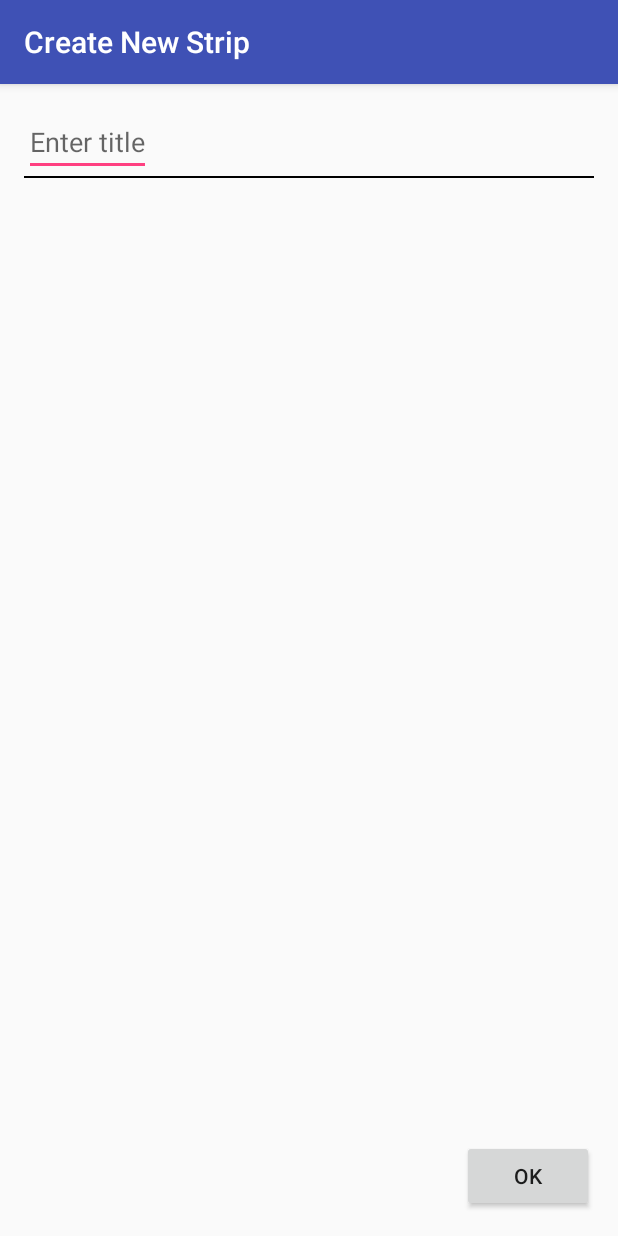
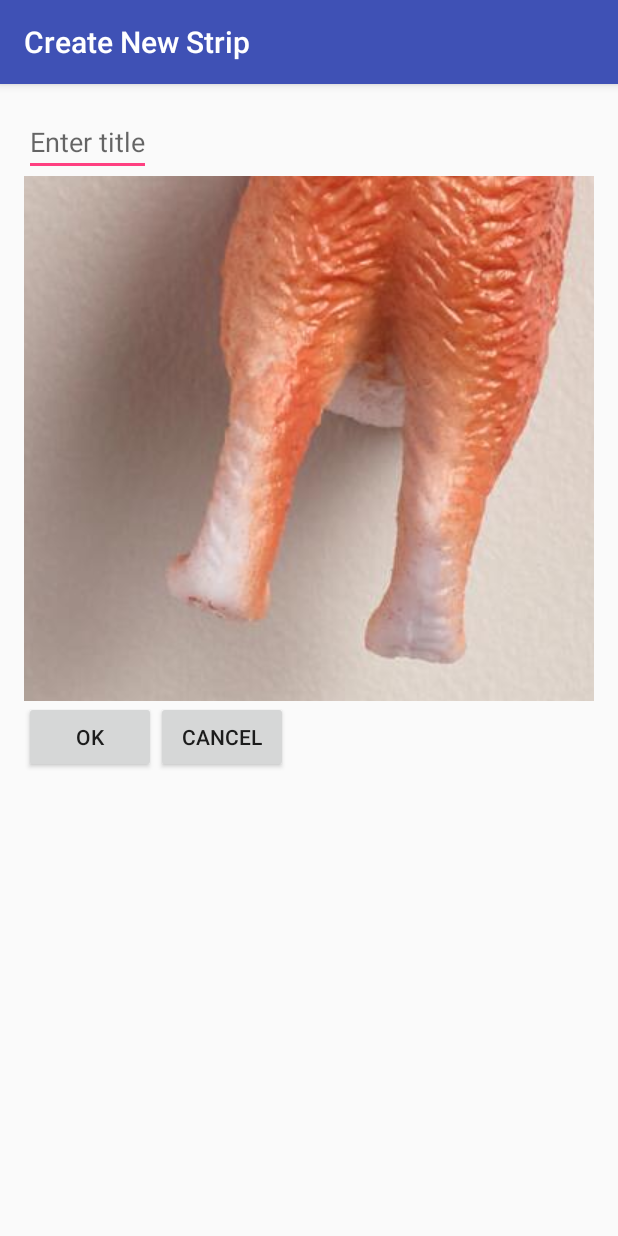
Before and after one commit to grace-young/muse-cs147, an Android app: the screen it shows after launch (NewStripActivity), after a tap on "CREATE NEW STRIP", on a phone screen of 412 x 824 dp. Run offline under Robolectric (Android 15) with nearby library versions, the phone set to English and light mode, and no system bars.

Commit message:
Added capability to select image from gallery and save the URI as a string

```diff
--- a/app/src/main/AndroidManifest.xml
+++ b/app/src/main/AndroidManifest.xml
@@ -1,7 +1,7 @@
 <?xml version="1.0" encoding="utf-8"?>
 <manifest xmlns:android="http://schemas.android.com/apk/res/android"
     package="example.com.gracie.muse">
-
+    <!--<uses-permission android:name="android.permission.READ_EXTERNAL_STORAGE" />-->
     <application
         android:allowBackup="true"
         android:icon="@mipmap/ic_launcher"
--- a/app/src/main/res/layout/activity_new_strip.xml
+++ b/app/src/main/res/layout/activity_new_strip.xml
@@ -1,5 +1,5 @@
 <?xml version="1.0" encoding="utf-8"?>
-<RelativeLayout xmlns:android="http://schemas.android.com/apk/res/android"
+<LinearLayout xmlns:android="http://schemas.android.com/apk/res/android"
     xmlns:tools="http://schemas.android.com/tools"
     android:id="@+id/activity_new_strip"
     android:layout_width="match_parent"
@@ -8,34 +8,49 @@
     android:paddingLeft="@dimen/activity_horizontal_margin"
     android:paddingRight="@dimen/activity_horizontal_margin"
     android:paddingTop="@dimen/activity_vertical_margin"
+    android:orientation="vertical"
     tools:context="example.com.gracie.muse.NewStripActivity">
 
     <EditText android:id="@+id/edit_title"
-        android:layout_weight="1"
         android:layout_width="wrap_content"
         android:layout_height="wrap_content"
-        android:hint="@string/edit_title"
-        />
-    <View
-        android:layout_width="fill_parent"
-        android:layout_below="@+id/edit_title"
-        android:layout_height="1dp"
-        android:background="#000000"
-        />
-    <ImageView android:id="@+id/upload_image_panel"
-        android:layout_width="wrap_content"
+        android:hint="@string/edit_title" />
+
+    <!-- Button to insert from gallery -->
+
+    <ImageButton
+        android:id="@+id/image_selected"
+        android:layout_width="match_parent"
+        android:layout_height="350dp"
+        android:src="@drawable/cat_4"
+        android:onClick="uploadPhoto"/>
+
+
+    <LinearLayout
+        android:layout_width="match_parent"
         android:layout_height="wrap_content"
-        />
+        android:orientation="horizontal"
+        android:layout_weight="0"
+        android:layout_gravity="center|bottom"
+        android:gravity="bottom">
         <Button
-        android:id="@+id/button"
+            android:id="@+id/ok_button"
             android:layout_width="wrap_content"
             android:layout_height="wrap_content"
             android:layout_alignParentBottom="true"
             android:layout_alignParentRight="true"
             android:text="@string/button_send"
-        />
+            android:onClick="finishNewStrip"/>
+        <Button
+            android:id="@+id/cancel_button"
+            android:layout_width="wrap_content"
+            android:layout_height="wrap_content"
+            android:layout_alignParentBottom="true"
+            android:layout_alignParentRight="true"
+            android:text="@string/button_cancel"
+            android:onClick="cancelNewStrip"/>
+    </LinearLayout>
 
 
 
-
-</RelativeLayout>
+</LinearLayout>
--- a/app/src/main/res/values/strings.xml
+++ b/app/src/main/res/values/strings.xml
@@ -4,4 +4,5 @@
     <string name="edit_title">Enter title</string>
     <string name="button_send">OK</string>
     <string name="create_strip_button">Create New Strip</string>
+    <string name="button_cancel">CANCEL</string>
 </resources>
```
Also changed, not shown: app/src/main/java/example/com/gracie/muse/NewStripActivity.java (+62 -0 lines). Lines whose indentation alone changed are shown as unchanged.
